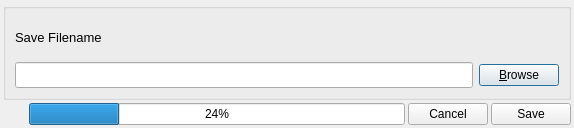
Before: the Qt Designer form Src/stitchdialog.ui in Vivx701/QuickStitch, drawn with Qt 5.
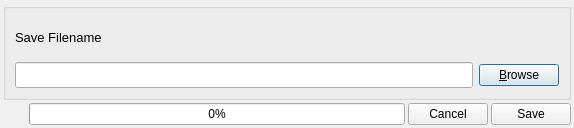
After: the same form once the commit is applied.

Commit message: implemented progress bar

```diff
--- a/Src/stitchdialog.ui
+++ b/Src/stitchdialog.ui
@@ -124,7 +124,7 @@
      <item>
       <widget class="QProgressBar" name="progressBar">
        <property name="value">
-        <number>24</number>
+        <number>0</number>
        </property>
       </widget>
      </item>
```
The commit also changes 1 other file.
